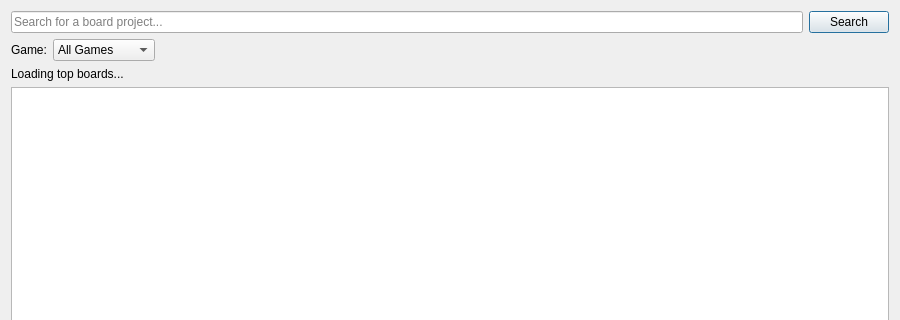
Above: Source/RMG/UserInterface/Dialog/BoardDownloader/BoardDownloaderDialog.ui from MarioPartyNetplay/Mupen-MPN before the change; both pictures show x 0 to 900 and y 0 to 320 of the 900 by 640 pixel window. Below: the same form after it.
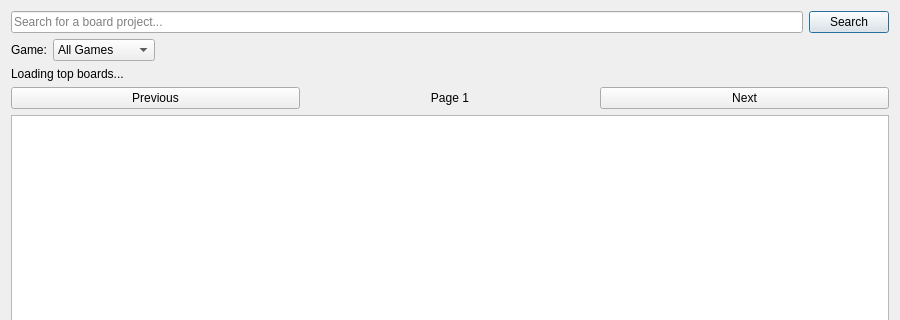
That is the form after the change.

Commit message: Add pagination controls and project icon URL handling in BoardDownloader.

The edit to the form file:
```diff
--- a/Source/RMG/UserInterface/Dialog/BoardDownloader/BoardDownloaderDialog.ui
+++ b/Source/RMG/UserInterface/Dialog/BoardDownloader/BoardDownloaderDialog.ui
@@ -96,6 +96,34 @@
      </property>
     </widget>
    </item>
+   <item>
+    <layout class="QHBoxLayout" name="paginationLayout">
+     <item>
+      <widget class="QPushButton" name="prevPageButton">
+       <property name="text">
+        <string>Previous</string>
+       </property>
+      </widget>
+     </item>
+     <item>
+      <widget class="QLabel" name="paginationLabel">
+       <property name="text">
+        <string>Page 1</string>
+       </property>
+       <property name="alignment">
+        <set>Qt::AlignmentFlag::AlignCenter</set>
+       </property>
+      </widget>
+     </item>
+     <item>
+      <widget class="QPushButton" name="nextPageButton">
+       <property name="text">
+        <string>Next</string>
+       </property>
+      </widget>
+     </item>
+    </layout>
+   </item>
    <item>
     <widget class="QListWidget" name="resultsListWidget">
      <property name="alternatingRowColors">
```
The commit also changes 4 other files.
